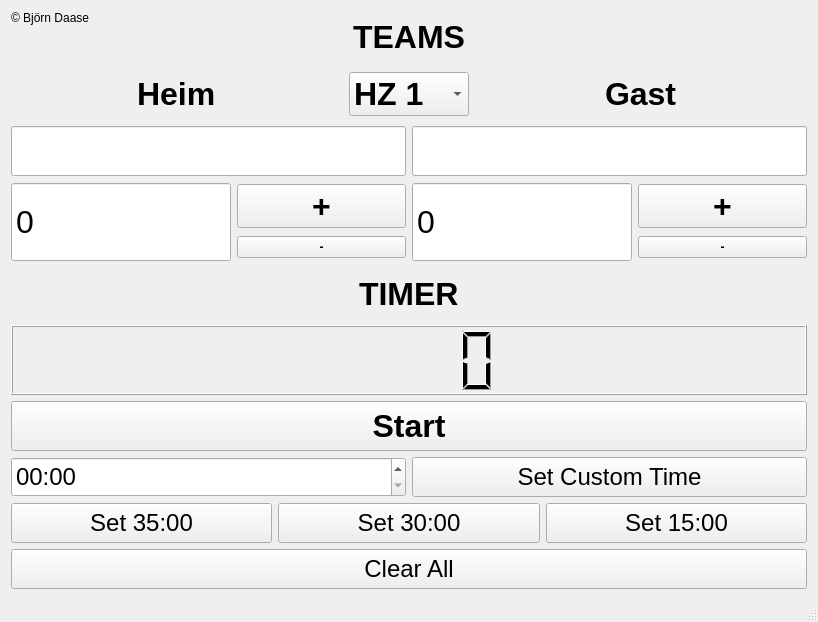
This is mainwindow.ui in BjoernDaase/GameControl as Qt 5 draws it before an edit. The edited form follows.
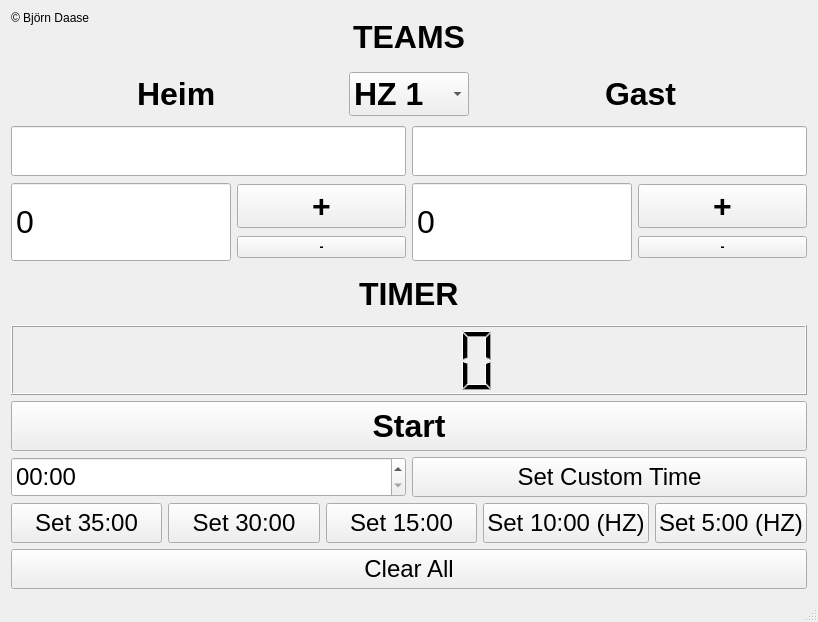
This is the edited form. Icons and pictures are not drawn.

Diff of the .ui file:
```diff
--- a/mainwindow.ui
+++ b/mainwindow.ui
@@ -446,6 +446,42 @@
         </property>
        </widget>
       </item>
+      <item>
+       <widget class="QPushButton" name="set10Button">
+        <property name="minimumSize">
+         <size>
+          <width>0</width>
+          <height>40</height>
+         </size>
+        </property>
+        <property name="font">
+         <font>
+          <pointsize>18</pointsize>
+         </font>
+        </property>
+        <property name="text">
+         <string>Set 10:00 (HZ)</string>
+        </property>
+       </widget>
+      </item>
+      <item>
+       <widget class="QPushButton" name="set5Button">
+        <property name="minimumSize">
+         <size>
+          <width>0</width>
+          <height>40</height>
+         </size>
+        </property>
+        <property name="font">
+         <font>
+          <pointsize>18</pointsize>
+         </font>
+        </property>
+        <property name="text">
+         <string>Set 5:00 (HZ)</string>
+        </property>
+       </widget>
+      </item>
      </layout>
     </item>
     <item>
```
